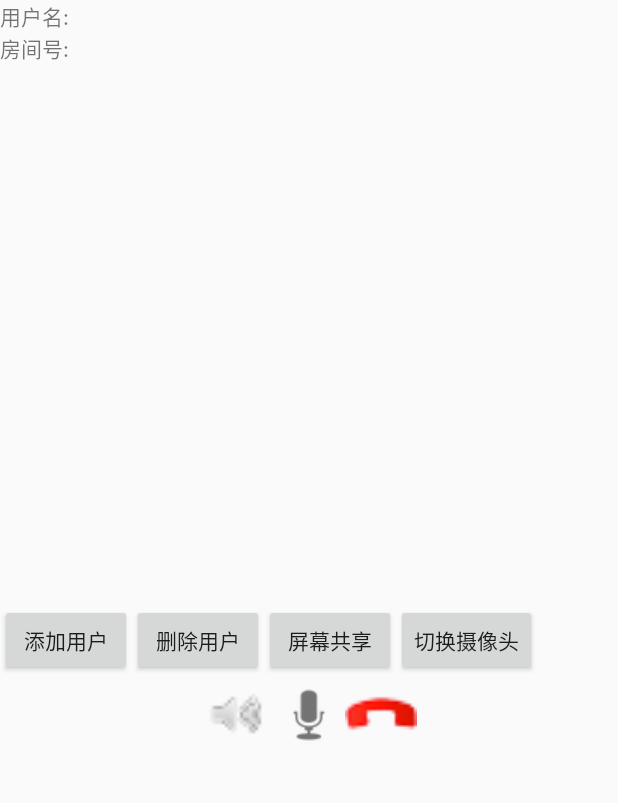
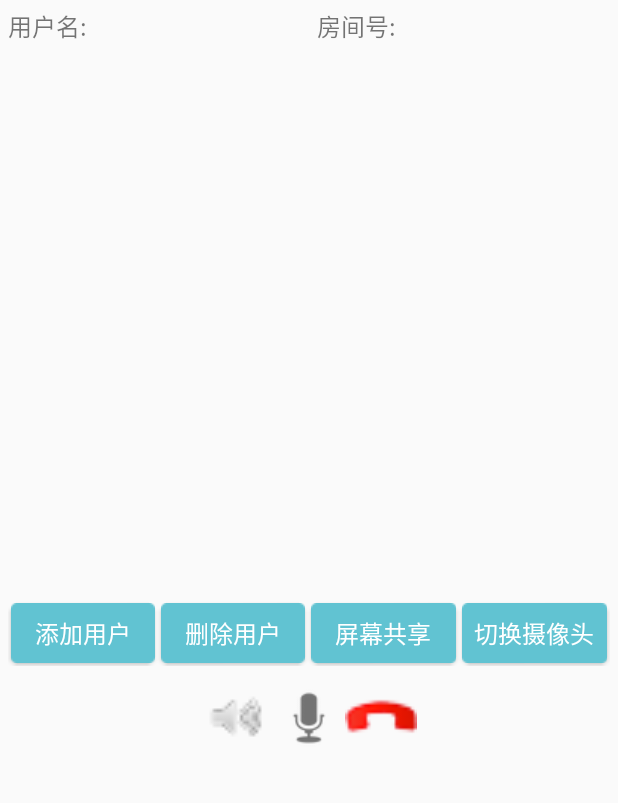
Before and after one commit to lyl15151865258/WifiInterPhone, an Android app: the layout activity_videosfu.xml on its own in the app's theme, with its tools: preview values and no code run, on a phone screen of 412 x 824 dp, the part 75-878 px from its top. Run offline under Robolectric (Android 15) with nearby library versions, the phone set to English and light mode, and no system bars.

Commit message:
处理一些简单的布局，视频播放页面准备更换RecyclerView

```diff
--- a/app/src/main/java/net/zhongbenshuo/wifiinterphone/activity/chat/EnterActivity.java
+++ b/app/src/main/java/net/zhongbenshuo/wifiinterphone/activity/chat/EnterActivity.java
@@ -207,7 +207,7 @@ public class EnterActivity extends BaseActivity implements SDKListener {
                     rtChatSdk.StopPlayIMVoice();
                     btnPlay.setText("已经停止播放");
                 } else {
-                    String downloadUrlLocal = HandleUtil.getInstance().getdownloadUrl();
+                    String downloadUrlLocal = HandleUtil.getInstance().getDownloadUrl();
                     if (downloadUrlLocal == null) {
                         return;
                     }
--- a/app/src/main/java/net/zhongbenshuo/wifiinterphone/activity/chat/HandleUtil.java
+++ b/app/src/main/java/net/zhongbenshuo/wifiinterphone/activity/chat/HandleUtil.java
@@ -12,13 +12,14 @@ import org.json.JSONObject;
  */
 
 public class HandleUtil {
-    public  ReceiveDataFromC receiveDataFromC = new ReceiveDataFromC();
+
+    public ReceiveDataFromC receiveDataFromC = new ReceiveDataFromC();
 
     private static final HandleUtil instance = new HandleUtil();
 
     private SDKListener mSDKListener = null;
 
-    private String userlist = "";
+    private String userList = "";
     private String downloadUrl = "";
 
     public HandleUtil() {
@@ -60,38 +61,30 @@ public class HandleUtil {
         return null;
     }
 
-    public String getUserList(){
-        return userlist;
+    public String getUserList() {
+        return userList;
     }
 
-    public String getdownloadUrl(){
+    public String getDownloadUrl() {
         return downloadUrl;
     }
 
-    SdkVoiceListener myListener = new SdkVoiceListener() {
-        @Override
-        public void SdkListener(int cmdType, final int error, String dataPtr, int dataSize) {
+    private SdkVoiceListener myListener = (cmdType, error, dataPtr, dataSize) -> {
         switch (cmdType) {
-                case 1://初始化
-                {
+            case 1:
+                //初始化
                 mSDKListener.onInitSDK(error, dataPtr);
-                }
                 break;
-
-                case 7://进入房间
-                {
+            case 7:
+                //进入房间
                 mSDKListener.onJoinRoom(error, dataPtr);
-                }
                 break;
-
             case 18:
-                {
-                    userlist = dataPtr;
+                userList = dataPtr;
                 mSDKListener.onNotifyUserJoinRoom(dataPtr);
-                }
                 break;
-
-                case 25://录音结束，上传成功
+            case 25:
+                //录音结束，上传成功
                 FileData fileData = getDataFromJson(dataPtr);
                 if (fileData == null) {
                     downloadUrl = null;
@@ -99,13 +92,12 @@ public class HandleUtil {
                     downloadUrl = fileData.getUrl();
                 }
                 break;
-                case 35://播放结束
+            case 35:
+                //播放结束
                 break;
-
-            }
+            default:
+                break;
         }
     };
 
-
-
 }
--- a/app/src/main/java/net/zhongbenshuo/wifiinterphone/activity/chat/SDKListener.java
+++ b/app/src/main/java/net/zhongbenshuo/wifiinterphone/activity/chat/SDKListener.java
@@ -5,6 +5,7 @@ package net.zhongbenshuo.wifiinterphone.activity.chat;
  */
 
 public interface SDKListener {
+
     void onInitSDK(int state, String errorinfo);
 
     void onJoinRoom(int state, String errorinfo);
--- a/app/src/main/java/net/zhongbenshuo/wifiinterphone/activity/chat/VideoActivity.java
+++ b/app/src/main/java/net/zhongbenshuo/wifiinterphone/activity/chat/VideoActivity.java
@@ -74,6 +74,11 @@ public class VideoActivity extends BaseActivity {
         toggleMuteButton = findViewById(R.id.button_call_toggle_mic);
         toggleSpeakerButton = findViewById(R.id.button_call_toggle_speak);
 
+        findViewById(R.id.btnAddUser).setOnClickListener(onClickListener);
+        findViewById(R.id.btnRemoveUser).setOnClickListener(onClickListener);
+        findViewById(R.id.btnShareScreen).setOnClickListener(onClickListener);
+        findViewById(R.id.btnChangeCamera).setOnClickListener(onClickListener);
+
         //开关扬声器
         NativeVoiceEngine.getInstance().UseLoudSpeaker(blouderspeak);
         toggleSpeakerButton.setAlpha(blouderspeak ? 1.0f : 0.3f);
@@ -105,25 +110,77 @@ public class VideoActivity extends BaseActivity {
     }
 
     private View.OnClickListener onClickListener = (v) -> {
+        EditText et = new EditText(this);
         switch (v.getId()) {
             case R.id.iv_left:
                 ActivityController.finishActivity(this);
                 break;
+            case R.id.btnAddUser:
+                // 添加用户
+                new AlertDialog.Builder(this).setTitle("输入观看用户id：")
+                        .setIcon(android.R.drawable.ic_dialog_info)
+                        .setView(et)
+                        .setPositiveButton("确定", new DialogInterface.OnClickListener() {
+                            public void onClick(DialogInterface dialog, int which) {
+                                String input = et.getText().toString();
+                                if (input.equals("")) {
+                                    showToast("用户id空！" + input);
+                                } else {
+                                    if (!input.equals(username))
+                                        addSurfaceView(input);
+                                }
+                            }
+                        })
+                        .setNegativeButton("取消", null)
+                        .show();
+                break;
+            case R.id.btnRemoveUser:
+                // 删除用户
+                new AlertDialog.Builder(this).setTitle("输入删除用户id：")
+                        .setIcon(android.R.drawable.ic_dialog_info)
+                        .setView(et)
+                        .setPositiveButton("确定", new DialogInterface.OnClickListener() {
+                            public void onClick(DialogInterface dialog, int which) {
+                                String input = et.getText().toString();
+                                if (input.equals("")) {
+                                    showToast("用户id空！" + input);
+                                } else {
+                                    if (!input.equals(username))
+                                        removeSurfaceView(input);
+                                }
+                            }
+                        })
+                        .setNegativeButton("取消", null)
+                        .show();
+                break;
+            case R.id.btnShareScreen:
+                // 分享屏幕，屏幕共享接口支持Android 5.0
+                if (Build.VERSION.SDK_INT > Build.VERSION_CODES.KITKAT_WATCH) {
+                    mVideoEngineImp.startScreenCapture(this);
+                } else {
+                    showToast("您的手机不支持分享屏幕");
+                }
+                break;
+            case R.id.btnChangeCamera:
+                // 切换前后摄像头
+                camera_index_ = camera_index_ == 1 ? 2 : 1;
+                mNVEngine.SwitchVideoSource(camera_index_);
+                break;
             case R.id.button_call_toggle_mic:
+                // 本地禁音接口
                 bunmute = !bunmute;
-                //本地禁音接口
                 NativeVoiceEngine.getInstance().SetSendVoice(bunmute);
                 toggleMuteButton.setAlpha(bunmute ? 1.0f : 0.3f);
                 break;
             case R.id.button_call_toggle_speak:
+                // 开关扬声器
                 blouderspeak = !blouderspeak;
-                //开关扬声器
                 NativeVoiceEngine.getInstance().UseLoudSpeaker(blouderspeak);
                 toggleSpeakerButton.setAlpha(blouderspeak ? 1.0f : 0.3f);
                 break;
             case R.id.button_call_disconnect:
+                // 请求离开房间
                 NativeVoiceEngine.getInstance().registerEventHandler(null);
-                //请求离开房间
                 NativeVoiceEngine.getInstance().RequestQuitRoom();
                 for (String key : surfaceViewMap.keySet()) {
                     SurfaceView mSurfaceView = surfaceViewMap.get(key);
@@ -329,62 +386,4 @@ public class VideoActivity extends BaseActivity {
         super.onBackPressed();
     }
 
-    public void jumpOnClick1(View view) {
-        EditText et = new EditText(this);
-        switch (view.getId()) {
-            case R.id.Button1:
-                new AlertDialog.Builder(this).setTitle("输入观看用户id：")
-                        .setIcon(android.R.drawable.ic_dialog_info)
-                        .setView(et)
-                        .setPositiveButton("确定", new DialogInterface.OnClickListener() {
-                            public void onClick(DialogInterface dialog, int which) {
-                                String input = et.getText().toString();
-                                if (input.equals("")) {
-                                    showToast("用户id空！" + input);
-                                } else {
-                                    if (!input.equals(username))
-                                        addSurfaceView(input);
-                                }
-                            }
-                        })
-                        .setNegativeButton("取消", null)
-                        .show();
-
-                break;
-            case R.id.Button2:
-                new AlertDialog.Builder(this).setTitle("输入删除用户id：")
-                        .setIcon(android.R.drawable.ic_dialog_info)
-                        .setView(et)
-                        .setPositiveButton("确定", new DialogInterface.OnClickListener() {
-                            public void onClick(DialogInterface dialog, int which) {
-                                String input = et.getText().toString();
-                                if (input.equals("")) {
-                                    showToast("用户id空！" + input);
-                                } else {
-                                    if (!input.equals(username))
-                                        removeSurfaceView(input);
-                                }
-                            }
-                        })
-                        .setNegativeButton("取消", null)
-                        .show();
-                break;
-            case R.id.Button3:
-                //屏幕共享接口支持Android 5.0
-                if (Build.VERSION.SDK_INT > Build.VERSION_CODES.KITKAT_WATCH) {
-                    mVideoEngineImp.startScreenCapture(this);
-                } else {
-                    showToast("您的手机不支持分享屏幕");
-                }
-                break;
-            case R.id.Button4:
-                camera_index_ = camera_index_ == 1 ? 2 : 1;
-                mNVEngine.SwitchVideoSource(camera_index_);
-                break;
-            default:
-                break;
-        }
-    }
-
-
 }
--- a/app/src/main/res/layout/activity_videosfu.xml
+++ b/app/src/main/res/layout/activity_videosfu.xml
@@ -11,128 +11,82 @@
         android:layout_height="@dimen/dp_50"
         app:titleText="@string/app_name" />
 
-    <RelativeLayout
-        android:layout_width="wrap_content"
-        android:layout_height="wrap_content">
-
-        <LinearLayout
-            android:layout_width="match_parent"
-            android:layout_height="wrap_content"
-            android:orientation="vertical">
-
-            <TextView
-                android:id="@+id/tv_userName"
-                android:layout_width="wrap_content"
-                android:layout_height="wrap_content"
-                android:text="用户名:" />
-
-            <TextView
-                android:id="@+id/tv_roomId"
-                android:layout_width="wrap_content"
-                android:layout_height="wrap_content"
-                android:text="房间号:" />
-
-        </LinearLayout>
-    </RelativeLayout>
-
-    <RelativeLayout
-        android:layout_width="wrap_content"
-        android:layout_height="360dp">
-
     <LinearLayout
         android:layout_width="match_parent"
         android:layout_height="wrap_content"
         android:orientation="horizontal">
 
+        <TextView
+            android:id="@+id/tv_userName"
+            android:layout_width="0dp"
+            android:layout_height="wrap_content"
+            android:layout_weight="1"
+            android:padding="@dimen/dp_5"
+            android:text="用户名:"
+            android:textSize="@dimen/sp_16" />
+
+        <TextView
+            android:id="@+id/tv_roomId"
+            android:layout_width="0dp"
+            android:layout_height="wrap_content"
+            android:layout_weight="1"
+            android:padding="@dimen/dp_5"
+            android:text="房间号:"
+            android:textSize="@dimen/sp_16" />
+
+    </LinearLayout>
+
     <RelativeLayout
         android:id="@+id/remoteContainer"
         android:layout_width="match_parent"
-                android:layout_height="360dp">
-
-            </RelativeLayout>
-
-        </LinearLayout>
-    </RelativeLayout>
-
-    <RelativeLayout
-        android:layout_width="match_parent"
-        android:layout_height="match_parent"
-        android:orientation="vertical">
+        android:layout_height="@dimen/dp_360" />
 
     <LinearLayout
         android:layout_width="match_parent"
         android:layout_height="wrap_content"
-            android:orientation="vertical">
-
-            <RelativeLayout
-                android:id="@+id/videoinitbutton"
-                android:layout_width="wrap_content"
-                android:layout_height="wrap_content"
-                android:focusable="true"
-                android:focusableInTouchMode="true">
-
-                <LinearLayout
-                    android:id="@+id/buttons_videocall_container"
-                    android:layout_width="wrap_content"
-                    android:layout_height="wrap_content"
-                    android:layout_alignWithParentIfMissing="true"
-                    android:layout_centerHorizontal="true"
-                    android:layout_marginBottom="2dp"
-                    android:orientation="horizontal">
+        android:orientation="horizontal"
+        android:padding="@dimen/dp_5">
 
         <Button
-                        android:id="@+id/Button1"
-                        android:layout_width="wrap_content"
-                        android:layout_height="wrap_content"
-                        android:onClick="jumpOnClick1"
+            android:id="@+id/btnAddUser"
+            style="@style/button_common_blue"
+            android:layout_width="0dp"
+            android:layout_margin="@dimen/dp_2"
+            android:layout_weight="1"
             android:text="添加用户" />
 
         <Button
-                        android:id="@+id/Button2"
-                        android:layout_width="wrap_content"
-                        android:layout_height="wrap_content"
-                        android:onClick="jumpOnClick1"
+            android:id="@+id/btnRemoveUser"
+            style="@style/button_common_blue"
+            android:layout_width="0dp"
+            android:layout_margin="@dimen/dp_2"
+            android:layout_weight="1"
             android:text="删除用户" />
 
         <Button
-                        android:id="@+id/Button3"
-                        android:layout_width="wrap_content"
-                        android:layout_height="wrap_content"
-                        android:onClick="jumpOnClick1"
+            android:id="@+id/btnShareScreen"
+            style="@style/button_common_blue"
+            android:layout_width="0dp"
+            android:layout_margin="@dimen/dp_2"
+            android:layout_weight="1"
             android:text="屏幕共享" />
 
         <Button
-                        android:id="@+id/Button4"
-                        android:layout_width="wrap_content"
-                        android:layout_height="wrap_content"
-                        android:onClick="jumpOnClick1"
+            android:id="@+id/btnChangeCamera"
+            style="@style/button_common_blue"
+            android:layout_width="0dp"
+            android:layout_margin="@dimen/dp_2"
+            android:layout_weight="1"
             android:text="切换摄像头" />
 
-
     </LinearLayout>
-
-            </RelativeLayout>
 
     <LinearLayout
         android:layout_width="match_parent"
         android:layout_height="wrap_content"
-                android:orientation="vertical">
-
-                <RelativeLayout
-                    android:id="@+id/audio_list_button"
-                    android:layout_width="match_parent"
-                    android:layout_height="wrap_content"
-                    android:focusable="true"
-                    android:focusableInTouchMode="true">
-
-                    <LinearLayout
-                        android:id="@+id/buttons_audiocall_container"
-                        android:layout_width="wrap_content"
-                        android:layout_height="wrap_content"
-                        android:layout_alignWithParentIfMissing="true"
-                        android:layout_centerHorizontal="true"
-                        android:layout_marginBottom="2dp"
-                        android:orientation="horizontal">
+        android:gravity="center_horizontal"
+        android:orientation="horizontal"
+        android:padding="@dimen/dp_5">
 
         <ImageButton
             android:id="@+id/button_call_toggle_speak"
@@ -159,11 +113,4 @@
             android:gravity="center_vertical|center_horizontal" />
     </LinearLayout>
 
-                </RelativeLayout>
-
 </LinearLayout>
-
-        </LinearLayout>
-    </RelativeLayout>
-
-</LinearLayout>
--- a/app/src/main/res/values/dimens.xml
+++ b/app/src/main/res/values/dimens.xml
@@ -6,6 +6,7 @@
     <dimen name="text_size_small">14sp</dimen>
 
     <dimen name="dp_400">400dp</dimen>
+    <dimen name="dp_360">360dp</dimen>
     <dimen name="dp_300">300dp</dimen>
     <dimen name="dp_200">200dp</dimen>
     <dimen name="dp_180">180dp</dimen>
```
Lines whose indentation alone changed are shown as unchanged.
